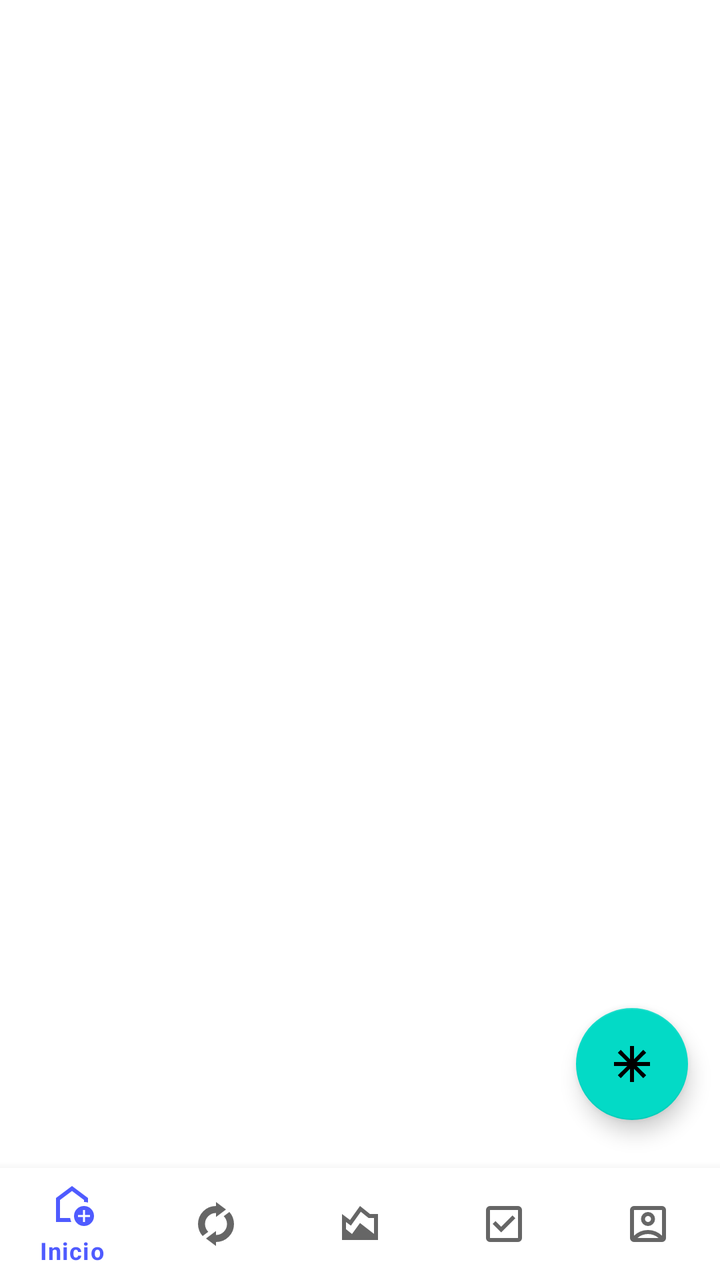
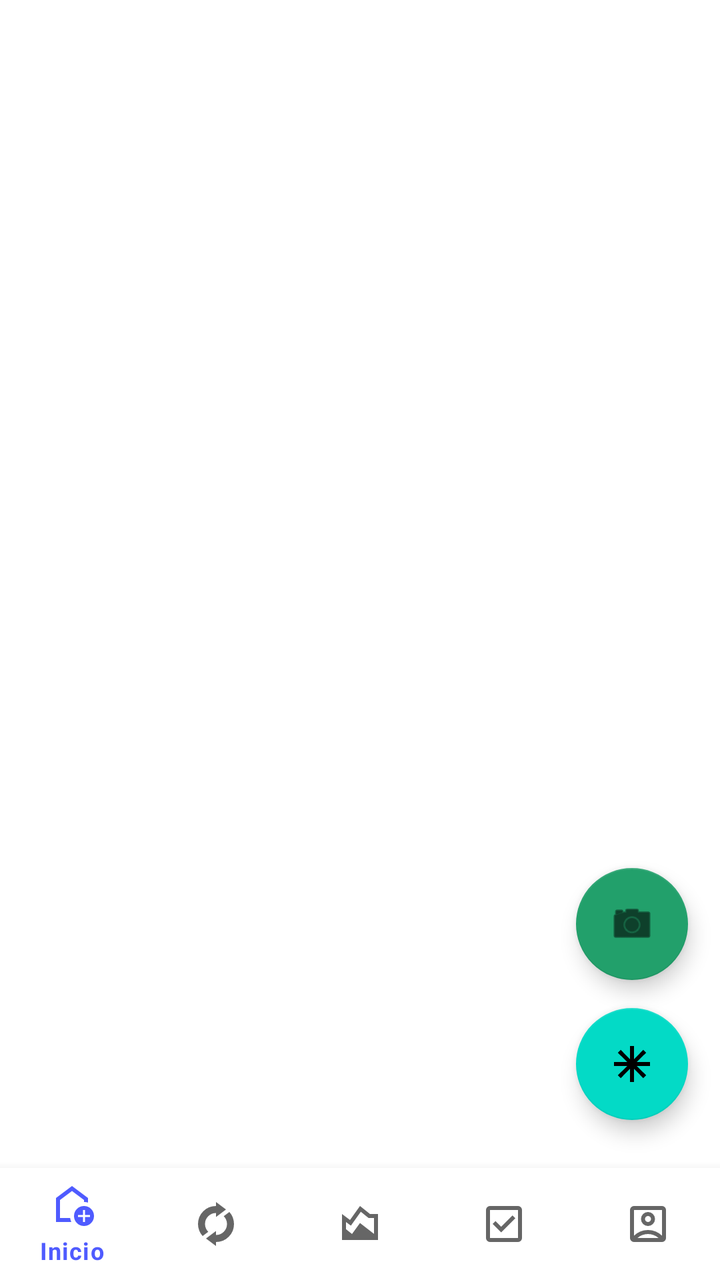

Two renders of the same Android screen: before a commit and after it. Below are the layout's source before the change and the commit's diff.
<!-- AndroidManifest.xml: application theme Theme.FinAI -->
<!-- res/layout/activity_home.xml -->
<?xml version="1.0" encoding="utf-8"?>
<androidx.coordinatorlayout.widget.CoordinatorLayout
    xmlns:android="http://schemas.android.com/apk/res/android"
    xmlns:app="http://schemas.android.com/apk/res-auto"
    android:layout_width="match_parent"
    android:layout_height="match_parent">

    <FrameLayout
        android:id="@+id/contenedor"
        android:layout_width="match_parent"
        android:layout_height="match_parent"
        android:paddingBottom="64dp" />

    <com.google.android.material.bottomnavigation.BottomNavigationView
        android:id="@+id/bottomNav"
        android:layout_width="match_parent"
        android:layout_height="wrap_content"
        android:layout_gravity="bottom"
        app:menu="@menu/bottom_nav" />

    <com.google.android.material.floatingactionbutton.FloatingActionButton
        android:id="@+id/fabIa"
        android:layout_width="wrap_content"
        android:layout_height="wrap_content"
        android:layout_gravity="bottom|end"
        android:layout_marginEnd="16dp"
        android:layout_marginBottom="80dp"
        android:src="@drawable/ic_sparkle" />

</androidx.coordinatorlayout.widget.CoordinatorLayout>
<!-- resources referenced by this layout -->
<resources>
  <!-- drawable ic_sparkle (drawable) -->
  <vector xmlns:android="http://schemas.android.com/apk/res/android" android:height="24dp" android:tint="#000000" android:viewportHeight="960" android:viewportWidth="960" android:width="24dp">
        
      <path android:fillColor="@android:color/white" android:pathData="M440,840L440,576L254,763L197,706L384,520L120,520L120,440L384,440L197,254L254,197L440,384L440,120L520,120L520,384L706,197L763,254L576,440L840,440L840,520L576,520L763,706L706,763L520,576L520,840L440,840Z"/>
      
  </vector>
  <style name="Theme.FinAI" parent="Theme.MaterialComponents.DayNight.NoActionBar">
          <item name="colorPrimary">@color/primary</item>
          <item name="colorPrimaryVariant">@color/primary</item>
          <item name="android:statusBarColor">@color/primary</item>
      </style>
  <color name="primary">#4F5BFF</color>
</resources>

<!-- the commit's change to res/layout/activity_home.xml (unified diff, before → after) -->
@@ -1,30 +1,32 @@
-<?xml version="1.0" encoding="utf-8"?>
 <androidx.coordinatorlayout.widget.CoordinatorLayout
     xmlns:android="http://schemas.android.com/apk/res/android"
     xmlns:app="http://schemas.android.com/apk/res-auto"
-    android:layout_width="match_parent"
-    android:layout_height="match_parent">
+    android:layout_width="match_parent" android:layout_height="match_parent"
+    android:fitsSystemWindows="true">
 
     <FrameLayout
         android:id="@+id/contenedor"
-        android:layout_width="match_parent"
-        android:layout_height="match_parent"
-        android:paddingBottom="64dp" />
+        android:layout_width="match_parent" android:layout_height="match_parent"
+        android:paddingBottom="64dp"/>
 
     <com.google.android.material.bottomnavigation.BottomNavigationView
         android:id="@+id/bottomNav"
-        android:layout_width="match_parent"
-        android:layout_height="wrap_content"
+        android:layout_width="match_parent" android:layout_height="wrap_content"
         android:layout_gravity="bottom"
-        app:menu="@menu/bottom_nav" />
+        app:menu="@menu/bottom_nav"/>
+
+    <com.google.android.material.floatingactionbutton.FloatingActionButton
+        android:id="@+id/fabCamara"
+        android:layout_width="wrap_content" android:layout_height="wrap_content"
+        android:layout_gravity="bottom|end"
+        android:layout_marginEnd="16dp" android:layout_marginBottom="150dp"
+        android:src="@android:drawable/ic_menu_camera"
+        app:backgroundTint="@color/income"/>
 
     <com.google.android.material.floatingactionbutton.FloatingActionButton
         android:id="@+id/fabIa"
-        android:layout_width="wrap_content"
-        android:layout_height="wrap_content"
+        android:layout_width="wrap_content" android:layout_height="wrap_content"
         android:layout_gravity="bottom|end"
-        android:layout_marginEnd="16dp"
-        android:layout_marginBottom="80dp"
-        android:src="@drawable/ic_sparkle" />
-
+        android:layout_marginEnd="16dp" android:layout_marginBottom="80dp"
+        android:src="@drawable/ic_sparkle"/>
 </androidx.coordinatorlayout.widget.CoordinatorLayout>
<!-- resource entries referenced after the edit -->
@@ -1,5 +1,6 @@
 <!-- resources referenced by this layout -->
 <resources>
+  <color name="income">#22A06B</color>
   <!-- drawable ic_sparkle (drawable) -->
   <vector xmlns:android="http://schemas.android.com/apk/res/android" android:height="24dp" android:tint="#000000" android:viewportHeight="960" android:viewportWidth="960" android:width="24dp">
         
